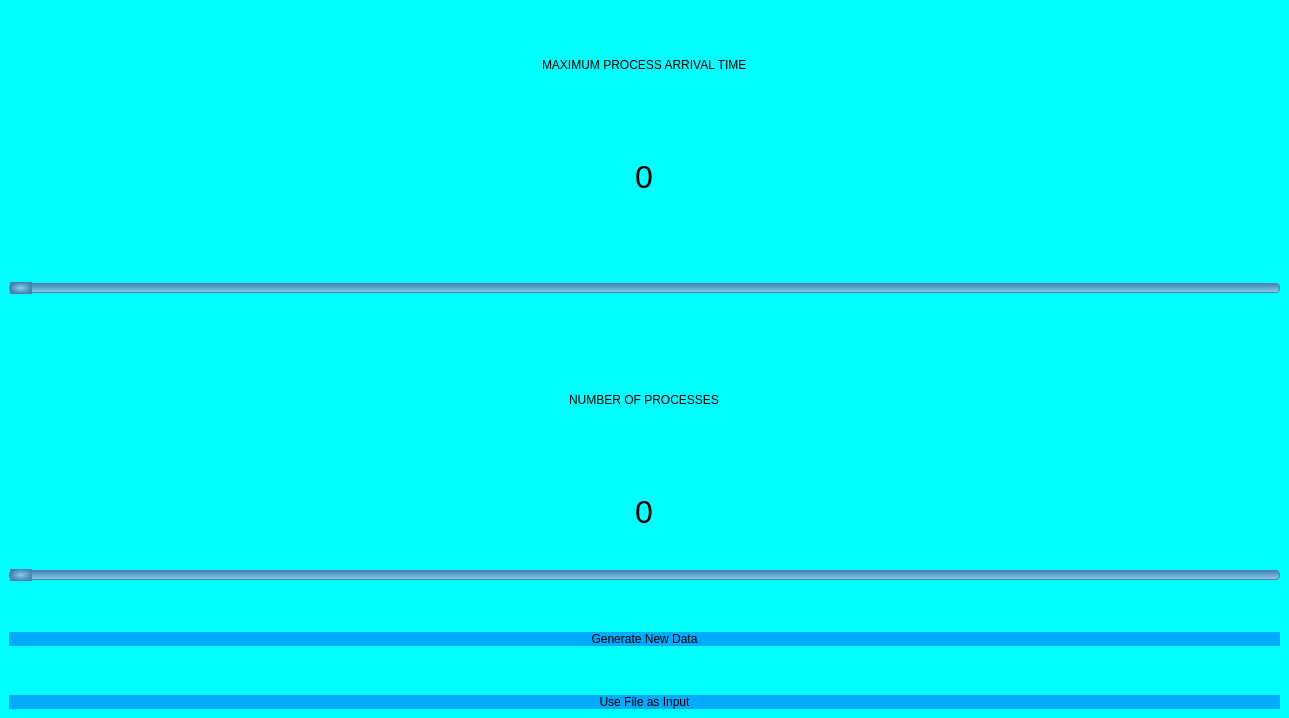
Above: Pages/MainWindow/mainwindow.ui from cata1212112/SchedulingSimulator before the change. Below: the same form after it.
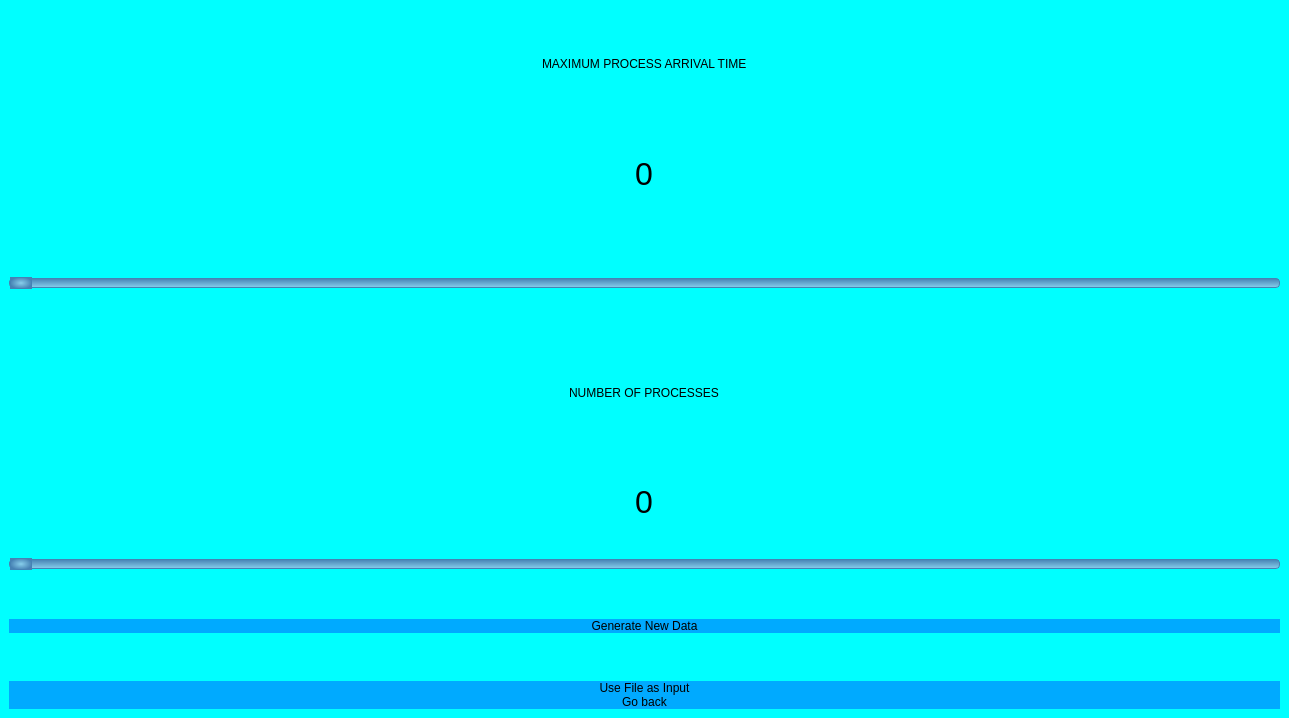
That is the form after the change. The open tabs and pages were chosen to show the change.

Commit message: implemented SJF, SRTF, RR add go back buttons, add possibility to compare other algorithms on the same dataset, need testing when the input is of the form cpu burst, io burst, cpu burst ...., need more debug

Patch:
```diff
--- a/Pages/MainWindow/mainwindow.ui
+++ b/Pages/MainWindow/mainwindow.ui
@@ -321,6 +321,25 @@
           </property>
          </widget>
         </item>
+        <item>
+         <widget class="QPushButton" name="goback">
+          <property name="styleSheet">
+           <string notr="true">QPushButton {
+	background: rgb(0, 170, 255);
+	border-radius: 20px;
+}
+
+QPushButton:hover {
+	background: rgb(0, 145, 217)
+}
+
+</string>
+          </property>
+          <property name="text">
+           <string>Go back</string>
+          </property>
+         </widget>
+        </item>
        </layout>
       </widget>
       <widget class="QWidget" name="running"/>
```
Left out of the diff: 2 changed lines with no effect on the pictures. The commit also changes 29 other files.
